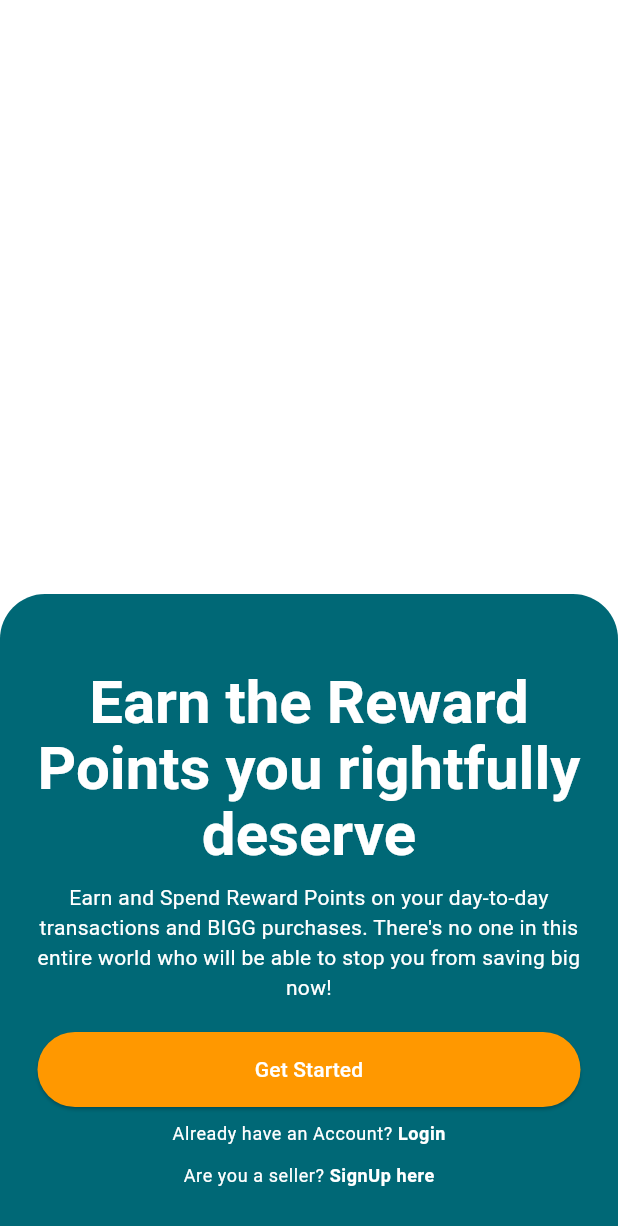
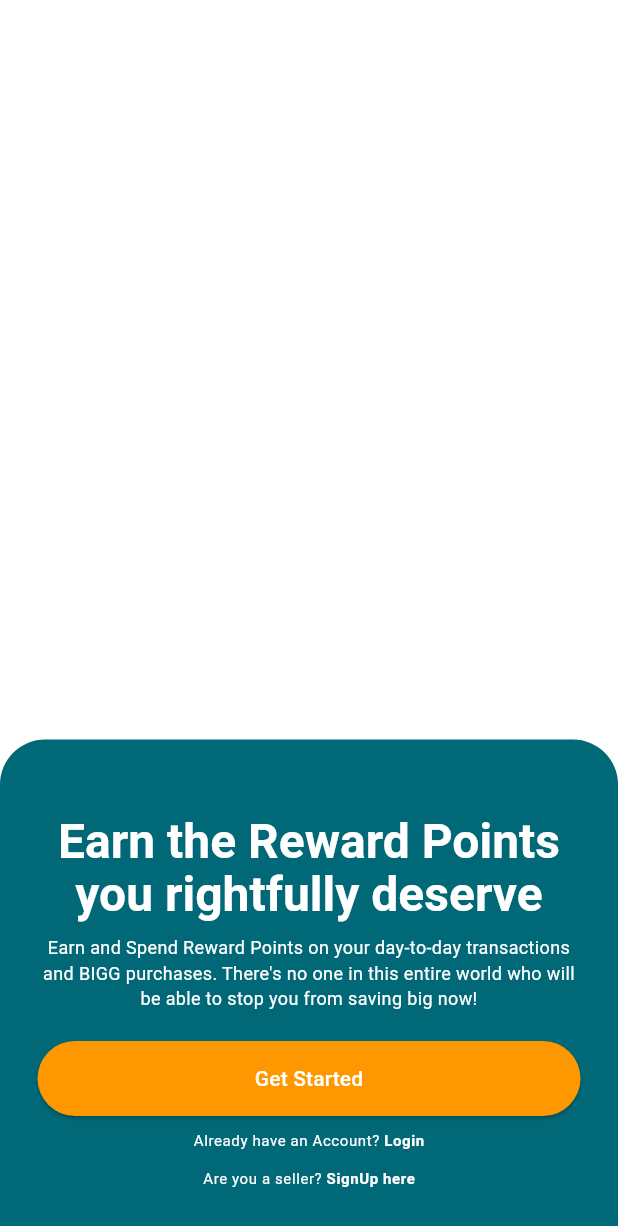
Before and after one commit to rayanry9/NPCI-Hackathon, a Flutter app: the screen it shows after launch, on a phone screen of 412 x 824 dp. Shown: the top 1226 px of the screen. Run offline on Flutter 3.47's test engine with Material 3 defaults, Android fonts, the phone set to English and light mode, and no system bars; our stand-ins replace cloud_firestore, firebase_auth, firebase_core, google_fonts, google_sign_in; accounts and stored records are empty.

```diff
--- a/lib/constants/theme.dart
+++ b/lib/constants/theme.dart
@@ -6,37 +6,37 @@ final lightTheme = ThemeData(
     colorScheme: ColorScheme.fromSeed(seedColor: Colors.cyan),
     textTheme: TextTheme(
       headlineLarge: GoogleFonts.leagueSpartan(
-        fontSize: 72,
+        fontSize: 64,
         fontWeight: FontWeight.w700,
         color: Colors.white,
         height: 1.2,
       ),
       headlineMedium: GoogleFonts.leagueSpartan(
-        fontSize: 64,
+        fontSize: 56,
         fontWeight: FontWeight.w700,
         color: Colors.white,
         height: 1.2,
       ),
       headlineSmall: GoogleFonts.leagueSpartan(
-        fontSize: 56,
+        fontSize: 48,
         fontWeight: FontWeight.w700,
         color: Colors.white,
         height: 1.2,
       ),
       titleLarge: GoogleFonts.leagueSpartan(
-        fontSize: 40,
+        fontSize: 32,
         fontWeight: FontWeight.w600,
         color: Colors.white,
         height: 1.1,
       ),
       titleMedium: GoogleFonts.leagueSpartan(
-        fontSize: 32,
+        fontSize: 24,
         fontWeight: FontWeight.w600,
         color: Colors.white,
         height: 1.1,
       ),
       titleSmall: GoogleFonts.leagueSpartan(
-        fontSize: 24,
+        fontSize: 18,
         fontWeight: FontWeight.w600,
         color: Colors.white,
         height: 1.1,
@@ -47,10 +47,10 @@ final lightTheme = ThemeData(
         color: Colors.white,
       ),
       bodyMedium: GoogleFonts.leagueSpartan(
-        fontSize: 14,
+        fontSize: 12,
         fontWeight: FontWeight.w400,
         color: Colors.white,
       ),
       bodySmall: GoogleFonts.leagueSpartan(
-          fontSize: 12, fontWeight: FontWeight.w400, color: Colors.white),
+          fontSize: 10, fontWeight: FontWeight.w400, color: Colors.white),
     ));
--- a/lib/screens/homescreen_container.dart
+++ b/lib/screens/homescreen_container.dart
@@ -1,4 +1,5 @@
 import 'package:flutter/material.dart';
+import 'package:uperks/widgets/current_offers.dart';
 import 'package:uperks/widgets/home_balance.dart';
 
 class HomescreenContainer extends StatelessWidget {
@@ -12,6 +13,7 @@ class HomescreenContainer extends StatelessWidget {
           mainAxisAlignment: MainAxisAlignment.start,
           children: [
             HomeBalance(),
+            CurrentOffers(),
           ],
         ),
       ),
```
Also changed, not shown: lib/widgets/current_offers.dart (+82 -0 lines), lib/widgets/greeting.dart (deleted).
